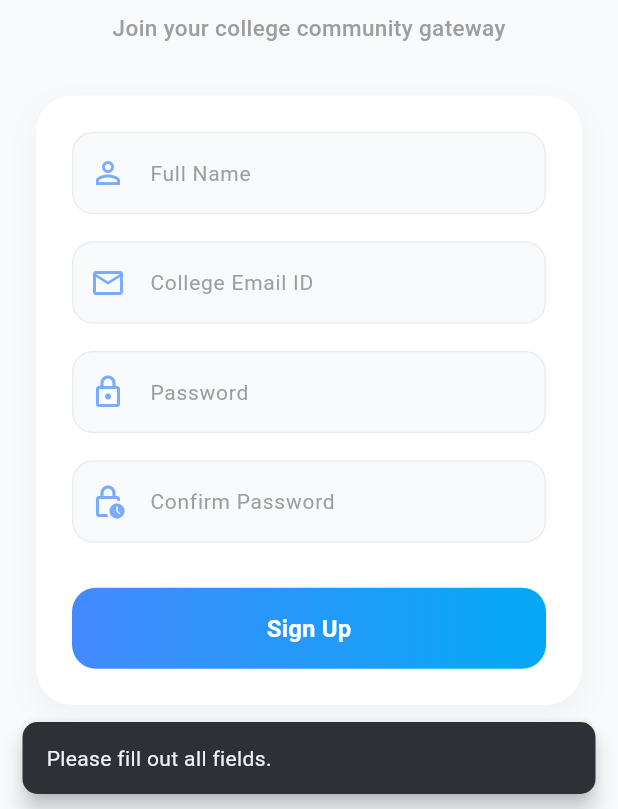
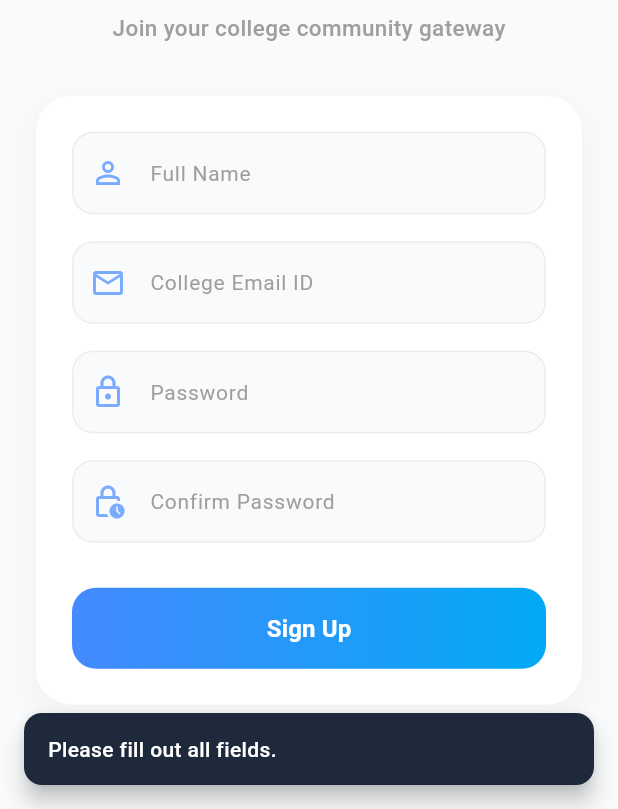
Before and after one commit to karanaskand221/sansphere-android, a Flutter app: the RegisterScreen screen opened directly, after a tap on "Sign Up", on a phone screen of 412 x 824 dp, the part 427-1236 px from its top. Run offline on Flutter 3.47's test engine with Material 3 defaults, Android fonts, the phone set to English and light mode, and no system bars; our stand-ins replace cloud_firestore, file_picker, firebase_auth, firebase_core, firebase_storage; accounts and stored records are empty.

```diff
--- a/lib/screens/auth/register_screen.dart
+++ b/lib/screens/auth/register_screen.dart
@@ -1,6 +1,6 @@
 import 'package:flutter/material.dart';
 import 'package:firebase_auth/firebase_auth.dart';
-import 'package:cloud_firestore/cloud_firestore.dart'; // REQUIRED: Link data to Firestore database
+import 'package:cloud_firestore/cloud_firestore.dart';
 
 class RegisterScreen extends StatefulWidget {
   const RegisterScreen({super.key});
@@ -16,7 +16,7 @@ class _RegisterScreenState extends State<RegisterScreen> {
   final _confirmPasswordController = TextEditingController();
 
   final _auth = FirebaseAuth.instance;
-  final _firestore = FirebaseFirestore.instance; // Instance to manage database records
+  final _firestore = FirebaseFirestore.instance;
   bool isLoading = false;
 
   @override
@@ -35,24 +35,17 @@ class _RegisterScreenState extends State<RegisterScreen> {
     final confirmPassword = _confirmPasswordController.text.trim();
 
     if (name.isEmpty || email.isEmpty || password.isEmpty || confirmPassword.isEmpty) {
-      ScaffoldMessenger.of(context).showSnackBar(
-        SnackBar(
-          content: const Text("Please fill out all fields."),
-          behavior: SnackBarBehavior.floating,
-          shape: RoundedRectangleBorder(borderRadius: BorderRadius.circular(10)),
-        ),
-      );
+      _showErrorSnackBar("Please fill out all fields.");
       return;
     }
 
     if (password != confirmPassword) {
-      ScaffoldMessenger.of(context).showSnackBar(
-        SnackBar(
-          content: const Text("Passwords do not match."),
-          behavior: SnackBarBehavior.floating,
-          shape: RoundedRectangleBorder(borderRadius: BorderRadius.circular(10)),
-        ),
-      );
+      _showErrorSnackBar("Passwords do not match.");
+      return;
+    }
+
+    if (password.length < 6) {
+      _showErrorSnackBar("Password must be at least 6 characters long.");
       return;
     }
 
@@ -68,7 +61,7 @@ class _RegisterScreenState extends State<RegisterScreen> {
       final User? user = userCredential.user;
 
       if (user != null) {
-        // 2. Dump explicit MVP profile data fields straight into a custom Firestore document
+        // 2. Set complete structural user record profile data directly in Firestore
         await _firestore.collection('users').doc(user.uid).set({
           'uid': user.uid,
           'fullName': name,
@@ -80,25 +73,50 @@ class _RegisterScreenState extends State<RegisterScreen> {
       }
 
       if (!mounted) return;
+
+      ScaffoldMessenger.of(context).showSnackBar(
+        const SnackBar(
+          content: Text("Account created successfully!"),
+          backgroundColor: Colors.green,
+        ),
+      );
+
       Navigator.pop(context);
     } on FirebaseAuthException catch (e) {
-      if (!mounted) return;
-      ScaffoldMessenger.of(context).showSnackBar(
-        SnackBar(
-          content: Text(e.message ?? "An error occurred."),
-          behavior: SnackBarBehavior.floating,
-          shape: RoundedRectangleBorder(borderRadius: BorderRadius.circular(10)),
-        ),
-      );
+      _showErrorSnackBar(e.message ?? "An authentication error occurred.");
+    } catch (e) {
+      // FIXED: Displays the precise runtime exception message so you can debug instantly
+      _showErrorSnackBar("Registration Error: ${e.toString()}");
     } finally {
       if (mounted) setState(() => isLoading = false);
     }
   }
 
+  void _showErrorSnackBar(String message) {
+    if (!mounted) return;
+
+    // Clear out any stale visible snackbars instantly
+    ScaffoldMessenger.of(context).hideCurrentSnackBar();
+
+    ScaffoldMessenger.of(context).showSnackBar(
+      SnackBar(
+        content: Text(
+          message,
+          style: const TextStyle(color: Colors.white, fontSize: 14, fontWeight: FontWeight.w500),
+        ),
+        backgroundColor: const Color(0xFF1E293B), // Premium charcoal dark mode styling
+        behavior: SnackBarBehavior.floating,
+        margin: const EdgeInsets.all(16), // Prevents clipping at the base of the viewport layout
+        duration: const Duration(seconds: 5),
+        shape: RoundedRectangleBorder(borderRadius: BorderRadius.circular(12)),
+      ),
+    );
+  }
+
   @override
   Widget build(BuildContext context) {
     return Scaffold(
-      backgroundColor: const Color(0xFFF8FAFC), // Trendy soft canvas background accent
+      backgroundColor: const Color(0xFFF8FAFC),
       appBar: AppBar(
         title: const Text("Create Account", style: TextStyle(fontWeight: FontWeight.w700)),
         backgroundColor: Colors.transparent,
@@ -111,7 +129,6 @@ class _RegisterScreenState extends State<RegisterScreen> {
           child: Column(
             mainAxisAlignment: MainAxisAlignment.center,
             children: [
-              // Premium branding element stack
               Container(
                 width: 90,
                 height: 90,
@@ -159,8 +176,6 @@ class _RegisterScreenState extends State<RegisterScreen> {
                 style: TextStyle(color: Colors.grey, fontSize: 15, fontWeight: FontWeight.w500),
               ),
               const SizedBox(height: 35),
-
-              // Structured Modern Form Container Card
               Container(
                 padding: const EdgeInsets.all(24),
                 decoration: BoxDecoration(
@@ -244,7 +259,6 @@ class _RegisterScreenState extends State<RegisterScreen> {
     );
   }
 
-  // Visual helper design function for premium inputs
   Widget _buildCustomTextField({
     required TextEditingController controller,
     required String label,
```
Also changed, not shown: lib/main.dart (+16 -25 lines), lib/firebase_options.dart (added).
